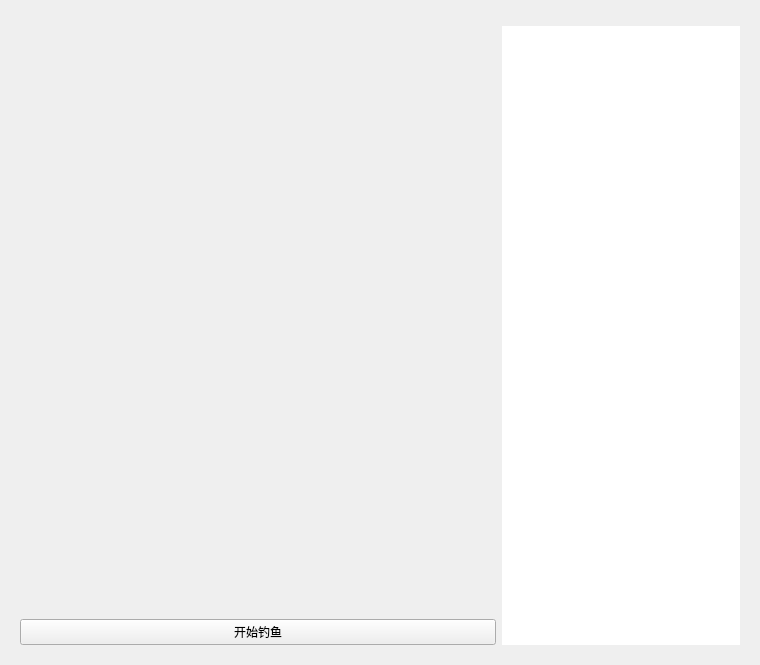
The window that app/ui/additional_features_interface.ui (LaoZhuJackson/SnowbreakAutoAssistant) describes before a commit, drawn with Qt 5.
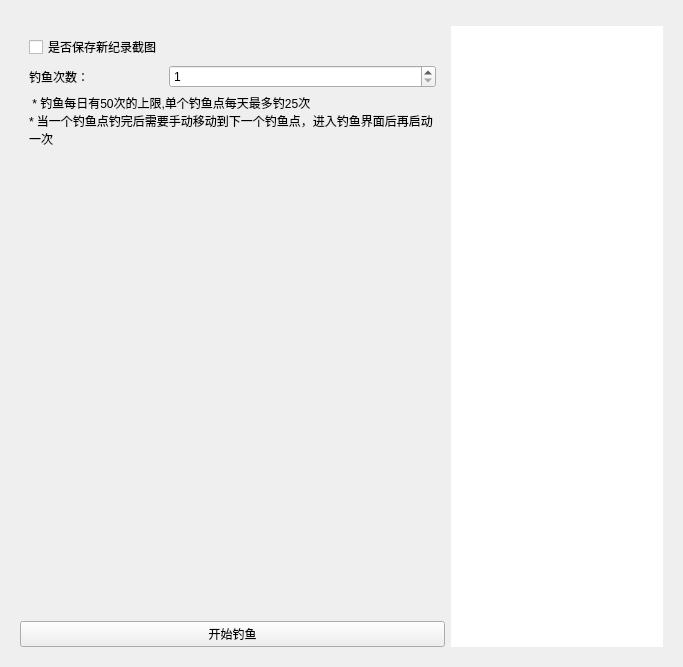
The same window after the commit. Custom widgets are drawn as their Qt base class.

Commit message: 完善钓鱼

```diff
--- a/app/ui/additional_features_interface.ui
+++ b/app/ui/additional_features_interface.ui
@@ -6,8 +6,8 @@
    <rect>
     <x>0</x>
     <y>0</y>
-    <width>760</width>
-    <height>665</height>
+    <width>683</width>
+    <height>667</height>
    </rect>
   </property>
   <property name="windowTitle">
@@ -23,9 +23,67 @@
       <number>0</number>
      </property>
      <widget class="QWidget" name="page_fishing">
-      <layout class="QGridLayout" name="gridLayout_2" columnstretch="2,1">
+      <layout class="QGridLayout" name="gridLayout_2" rowstretch="0,0" columnstretch="2,1">
        <item row="0" column="0">
-        <widget class="SimpleCardWidget" name="SimpleCardWidget"/>
+        <widget class="SimpleCardWidget" name="SimpleCardWidget">
+         <layout class="QGridLayout" name="gridLayout_5">
+          <item row="0" column="0">
+           <widget class="CheckBox" name="CheckBox_is_save_fish">
+            <property name="text">
+             <string>是否保存新纪录截图</string>
+            </property>
+           </widget>
+          </item>
+          <item row="1" column="0">
+           <layout class="QHBoxLayout" name="horizontalLayout" stretch="1,2">
+            <item>
+             <widget class="BodyLabel" name="BodyLabel">
+              <property name="text">
+               <string>钓鱼次数：</string>
+              </property>
+             </widget>
+            </item>
+            <item>
+             <widget class="SpinBox" name="SpinBox_fish_times">
+              <property name="minimum">
+               <number>1</number>
+              </property>
+              <property name="maximum">
+               <number>25</number>
+              </property>
+             </widget>
+            </item>
+           </layout>
+          </item>
+          <item row="3" column="0">
+           <spacer name="verticalSpacer">
+            <property name="orientation">
+             <enum>Qt::Vertical</enum>
+            </property>
+            <property name="sizeHint" stdset="0">
+             <size>
+              <width>20</width>
+              <height>40</height>
+             </size>
+            </property>
+           </spacer>
+          </item>
+          <item row="2" column="0">
+           <widget class="BodyLabel" name="BodyLabel_4">
+            <property name="text">
+             <string> * ﻿钓鱼每日有50次的上限,单个钓鱼点每天最多钓25次
+* 当一个钓鱼点钓完后需要手动移动到下一个钓鱼点，进入钓鱼界面后再启动一次</string>
+            </property>
+            <property name="textFormat">
+             <enum>Qt::MarkdownText</enum>
+            </property>
+            <property name="wordWrap">
+             <bool>true</bool>
+            </property>
+           </widget>
+          </item>
+         </layout>
+        </widget>
        </item>
        <item row="1" column="0">
         <widget class="PushButton" name="PushButton_start_fishing">
@@ -74,6 +132,11 @@
   </layout>
  </widget>
  <customwidgets>
+  <customwidget>
+   <class>CheckBox</class>
+   <extends>QCheckBox</extends>
+   <header>qfluentwidgets</header>
+  </customwidget>
   <customwidget>
    <class>PushButton</class>
    <extends>QPushButton</extends>
@@ -106,6 +169,11 @@
    <extends>Pivot</extends>
    <header>qfluentwidgets</header>
   </customwidget>
+  <customwidget>
+   <class>SpinBox</class>
+   <extends>QSpinBox</extends>
+   <header>qfluentwidgets</header>
+  </customwidget>
  </customwidgets>
  <resources/>
  <connections/>
```
The commit also changes 15 other files.
